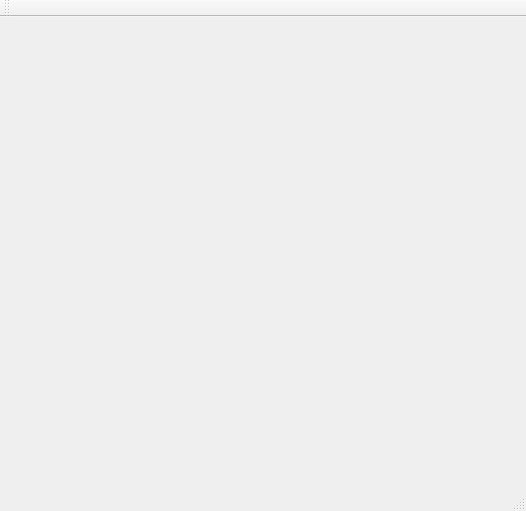
First picture: the form in mainwindow.ui, repository Master-info-UA-2015-2016/eternity2, before the edit.
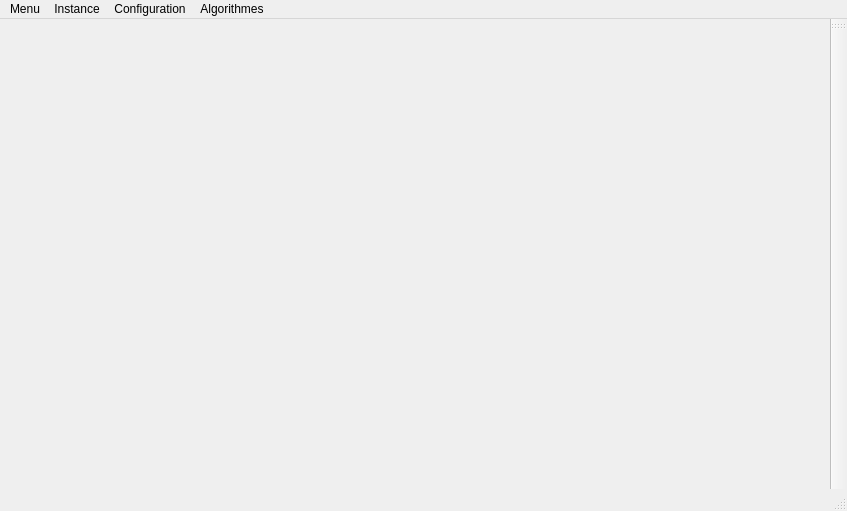
Second picture: the form after the edit. Custom widgets are drawn as their Qt base class.

What changed in the file:
```diff
--- a/mainwindow.ui
+++ b/mainwindow.ui
@@ -6,7 +6,7 @@
    <rect>
     <x>0</x>
     <y>0</y>
-    <width>526</width>
+    <width>847</width>
     <height>511</height>
    </rect>
   </property>
@@ -30,14 +30,43 @@
     <rect>
      <x>0</x>
      <y>0</y>
-     <width>526</width>
-     <height>21</height>
+     <width>847</width>
+     <height>25</height>
     </rect>
    </property>
+   <widget class="QMenu" name="menuMenu">
+    <property name="title">
+     <string>Menu</string>
+    </property>
+    <addaction name="actionQuitter"/>
+   </widget>
+   <widget class="QMenu" name="menuInstance">
+    <property name="title">
+     <string>Instance</string>
+    </property>
+    <addaction name="actionCharger"/>
+    <addaction name="actionSauvegarder"/>
+   </widget>
+   <widget class="QMenu" name="menuConfiguration">
+    <property name="title">
+     <string>Configuration</string>
+    </property>
+    <addaction name="actionCharger_2"/>
+    <addaction name="actionSauvegarder_2"/>
+   </widget>
+   <widget class="QMenu" name="menuAlgorithmes">
+    <property name="title">
+     <string>Algorithmes</string>
+    </property>
+   </widget>
+   <addaction name="menuMenu"/>
+   <addaction name="menuInstance"/>
+   <addaction name="menuConfiguration"/>
+   <addaction name="menuAlgorithmes"/>
   </widget>
   <widget class="QToolBar" name="mainToolBar">
    <attribute name="toolBarArea">
-    <enum>TopToolBarArea</enum>
+    <enum>RightToolBarArea</enum>
    </attribute>
    <attribute name="toolBarBreak">
     <bool>false</bool>
```
Left out of the diff: 25 changed lines with no effect on the pictures.
